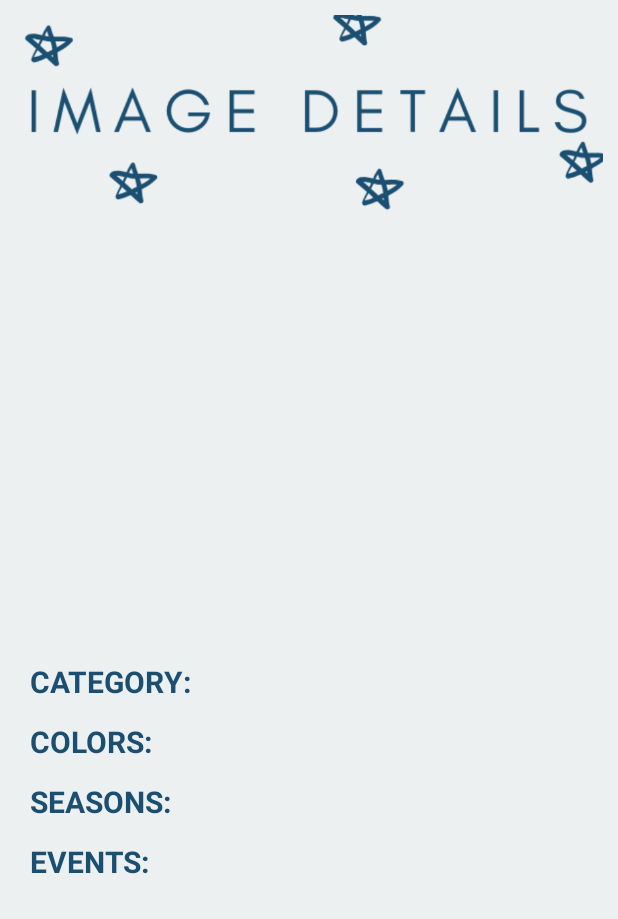
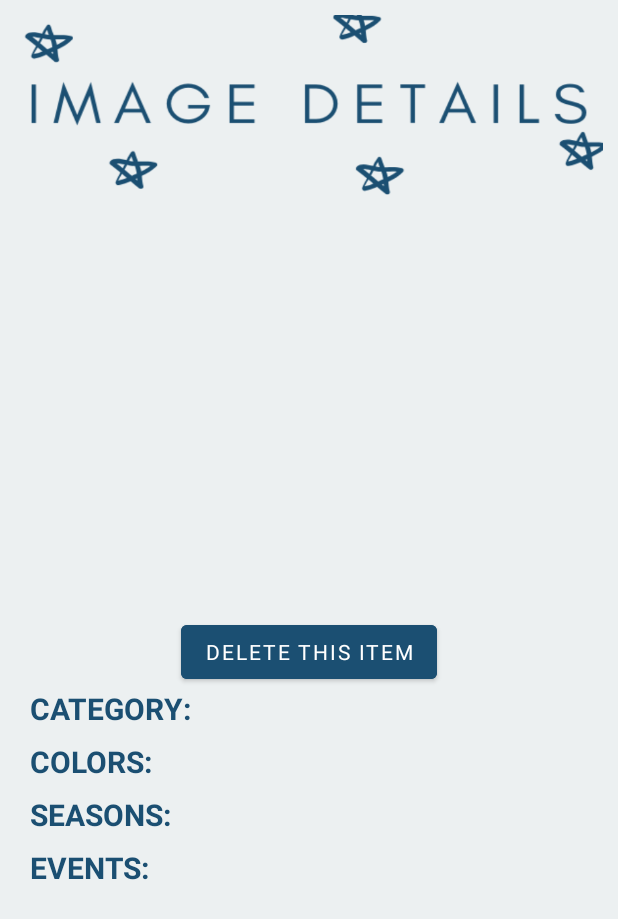
Before and after one commit to fivestarstyle/fivestarstyle, an Android app: the layout activity__image_detail.xml on its own in the app's theme, with its tools: preview values and no code run, on a phone screen of 412 x 824 dp. Shown: the top 919 px of the screen. Run offline under Robolectric (Android 15) with nearby library versions, the phone set to English and light mode, and no system bars.

Commit message:
delete button on image details page and formatting

```diff
--- a/FiveStarStyle/app/src/main/res/layout/activity__image_detail.xml
+++ b/FiveStarStyle/app/src/main/res/layout/activity__image_detail.xml
@@ -11,7 +11,7 @@
     <ImageView
         android:id="@+id/imageDetails"
         android:layout_width="400dp"
-        android:layout_height="130dp"
+        android:layout_height="120dp"
         android:layout_marginStart="10dp"
         android:layout_marginTop="10dp"
         android:layout_marginEnd="10dp"
@@ -21,17 +21,26 @@
         android:id="@+id/imageFromDB"
         android:layout_width="275dp"
         android:layout_height="275dp"
+        android:layout_centerHorizontal="true"
         android:layout_below="@id/imageDetails"
-        android:layout_marginTop="10dp"
+        android:layout_marginTop="5dp"
         android:layout_marginStart="60dp"
         android:layout_marginEnd="60dp"/>
+
+    <Button
+        android:id="@+id/button_id"
+        android:layout_height="wrap_content"
+        android:layout_width="wrap_content"
+        android:layout_below="@id/imageFromDB"
+        android:layout_centerHorizontal="true"
+        android:backgroundTint="#1B4F72"
+        android:text="@string/delete_this_item" />
 
     <TextView
         android:id="@+id/categoryText"
         android:layout_width="120dp"
         android:layout_height="30dp"
-        android:layout_below="@id/imageFromDB"
-        android:layout_marginTop="15dp"
+        android:layout_below="@id/button_id"
         android:layout_marginStart="20dp"
         android:text="@string/category"
         android:textSize="20dp"
@@ -44,7 +53,7 @@
         android:layout_width="120dp"
         android:layout_height="30dp"
         android:layout_below="@id/categoryText"
-        android:layout_marginTop="10dp"
+        android:layout_marginTop="5dp"
         android:layout_marginStart="20dp"
         android:text="@string/color"
         android:textSize="20dp"
@@ -57,7 +66,7 @@
         android:layout_width="120dp"
         android:layout_height="30dp"
         android:layout_below="@id/colorText"
-        android:layout_marginTop="10dp"
+        android:layout_marginTop="5dp"
         android:layout_marginStart="20dp"
         android:text="@string/season"
         android:textSize="20dp"
@@ -70,7 +79,7 @@
         android:layout_width="120dp"
         android:layout_height="30dp"
         android:layout_below="@id/seasonText"
-        android:layout_marginTop="10dp"
+        android:layout_marginTop="5dp"
         android:layout_marginStart="20dp"
         android:text="@string/event"
         android:textSize="20dp"
@@ -83,9 +92,8 @@
         android:id="@+id/categoryPulledText"
         android:layout_width="250dp"
         android:layout_height="30dp"
-        android:layout_below="@id/imageFromDB"
+        android:layout_below="@id/button_id"
         android:layout_toRightOf="@id/categoryText"
-        android:layout_marginTop="15dp"
         android:layout_marginStart="5dp"
         android:textSize="20dp"
         android:textStyle="bold"
@@ -98,7 +106,7 @@
         android:layout_height="30dp"
         android:layout_below="@id/categoryPulledText"
         android:layout_toRightOf="@id/colorText"
-        android:layout_marginTop="10dp"
+        android:layout_marginTop="5dp"
         android:layout_marginStart="5dp"
         android:textSize="20dp"
         android:textStyle="bold"
@@ -111,7 +119,7 @@
         android:layout_height="30dp"
         android:layout_below="@id/colorPulledText"
         android:layout_toRightOf="@id/seasonText"
-        android:layout_marginTop="10dp"
+        android:layout_marginTop="5dp"
         android:layout_marginStart="5dp"
         android:autoSizeTextType="uniform"
         android:autoSizeMinTextSize="10sp"
@@ -127,7 +135,7 @@
         android:layout_height="30dp"
         android:layout_toRightOf="@id/eventText"
         android:layout_below="@id/seasonPulledText"
-        android:layout_marginTop="10dp"
+        android:layout_marginTop="5dp"
         android:layout_marginStart="5dp"
         android:autoSizeTextType="uniform"
         android:autoSizeMinTextSize="10sp"
--- a/FiveStarStyle/app/src/main/res/values/strings.xml
+++ b/FiveStarStyle/app/src/main/res/values/strings.xml
@@ -80,6 +80,7 @@
     <string name="permission_request">This app needs to access files on your device</string>
     <string name="preview_image">preview_image</string>
     <string name="title_activity_pull_images">PullImages</string>
+    <string name="delete_this_item">DELETE THIS ITEM</string>
 
     <string name="try_again">Try Again</string>
 
```
